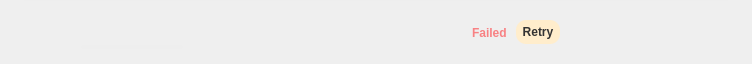
Above: src/MEGASync/gui/linux/TransferManagerDelegateWidget.ui from meganz/MEGAsync before the change. Below: the same form after it.
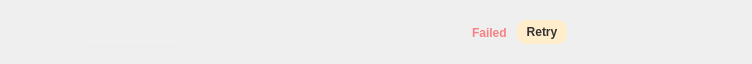
That is the form after the change. The open tabs and pages were chosen to show the change. Icons and pictures are not drawn.

Commit message: Minor bugs fixed (retry transfer, overquota transfer...) // Drag and drop backdrop widget // Remove transfer when retrying // Move transfer file type to utilities

Diff of the .ui file:
```diff
--- a/src/MEGASync/gui/linux/TransferManagerDelegateWidget.ui
+++ b/src/MEGASync/gui/linux/TransferManagerDelegateWidget.ui
@@ -349,7 +349,7 @@
            <number>16</number>
           </property>
           <property name="rightMargin">
-           <number>0</number>
+           <number>10</number>
           </property>
           <property name="bottomMargin">
            <number>8</number>
@@ -364,7 +364,7 @@
             </property>
             <property name="minimumSize">
              <size>
-              <width>160</width>
+              <width>155</width>
               <height>20</height>
              </size>
             </property>
@@ -410,7 +410,7 @@
               <number>0</number>
              </property>
              <property name="rightMargin">
-              <number>48</number>
+              <number>38</number>
              </property>
              <property name="bottomMargin">
               <number>0</number>
@@ -642,9 +642,9 @@
           </widget>
          </widget>
          <widget class="QWidget" name="pFailed">
-          <layout class="QHBoxLayout" name="pFailedLayout">
+          <layout class="QHBoxLayout" name="pFailedLayout" stretch="0,1,0">
            <property name="spacing">
-            <number>0</number>
+            <number>10</number>
            </property>
            <property name="leftMargin">
             <number>0</number>
@@ -653,7 +653,7 @@
             <number>0</number>
            </property>
            <property name="rightMargin">
-            <number>32</number>
+            <number>0</number>
            </property>
            <property name="bottomMargin">
             <number>0</number>
@@ -680,20 +680,20 @@
            <item>
             <widget class="QToolButton" name="tItemRetry">
              <property name="sizePolicy">
-              <sizepolicy hsizetype="Preferred" vsizetype="Fixed">
+              <sizepolicy hsizetype="Fixed" vsizetype="Fixed">
                <horstretch>0</horstretch>
                <verstretch>0</verstretch>
               </sizepolicy>
              </property>
              <property name="minimumSize">
               <size>
-               <width>0</width>
+               <width>50</width>
                <height>24</height>
               </size>
              </property>
              <property name="maximumSize">
               <size>
-               <width>16777215</width>
+               <width>50</width>
                <height>24</height>
               </size>
              </property>
@@ -702,6 +702,19 @@
              </property>
             </widget>
            </item>
+		   <item>
+            <spacer name="horizontalSpacer_2">
+             <property name="orientation">
+              <enum>Qt::Horizontal</enum>
+             </property>
+             <property name="sizeHint" stdset="0">
+              <size>
+               <width>0</width>
+               <height>0</height>
+              </size>
+             </property>
+            </spacer>
+           </item>
           </layout>
          </widget>
         </widget>
```
The commit also changes 23 other files.
